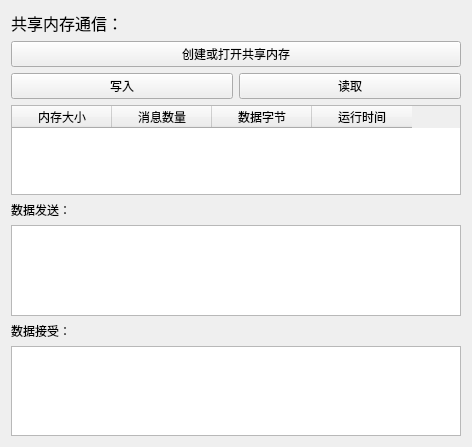
3737cc/C-C--, file ProcessTestDemo/Process.ui: the form before one commit.
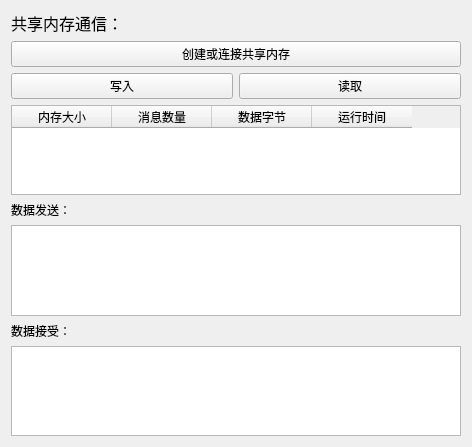
The form after the commit.

Commit message: 共享内存完成

Patch:
```diff
--- a/ProcessTestDemo/Process.ui
+++ b/ProcessTestDemo/Process.ui
@@ -33,7 +33,7 @@
     <item>
      <widget class="QPushButton" name="createButton">
       <property name="text">
-       <string>创建或打开共享内存</string>
+       <string>创建或连接共享内存</string>
       </property>
      </widget>
     </item>
```
The commit also changes 5 other files.
